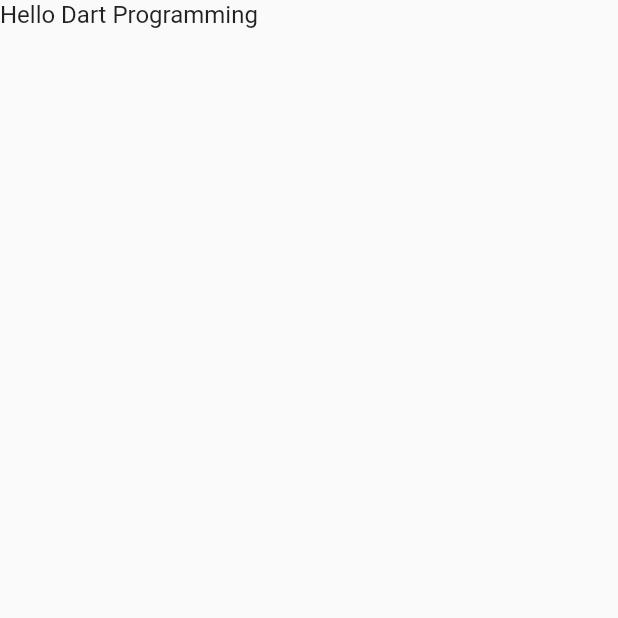
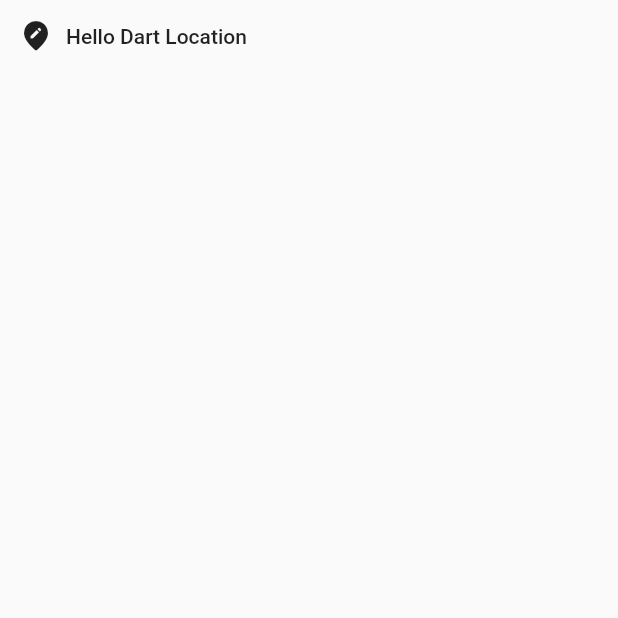
Before and after one commit to Athanasius-Gadosey/world-time-app, a Flutter app: the screen it shows after launch, on a phone screen of 412 x 824 dp, the top half of it. Run offline on Flutter 3.47's test engine with Material 2 defaults, Android fonts, the phone set to English and light mode, and no system bars.

Commit message:
maps and routing created

```diff
--- a/lib/screens/home.dart
+++ b/lib/screens/home.dart
@@ -12,9 +12,16 @@ class _HomepageState extends State<Homepage> {
   Widget build(BuildContext context) {
     return Scaffold(
       body: SafeArea(
-        child: Text(
-          'Hello Dart Programming',
-          style: TextStyle(fontSize: 16.0),
+        child: Column(
+          children: <Widget>[
+            FlatButton.icon(
+              onPressed: () {
+                Navigator.pushNamed(context, '/choose_location');
+              },
+              icon: Icon(Icons.edit_location_rounded),
+              label: Text('Hello Dart Location'),
+            )
+          ],
         ),
       ),
     );
--- a/lib/screens/loading.dart
+++ b/lib/screens/loading.dart
@@ -10,6 +10,6 @@ class LoadingScreen extends StatefulWidget {
 class _LoadingScreenState extends State<LoadingScreen> {
   @override
   Widget build(BuildContext context) {
-    return Container();
+    return Scaffold();
   }
 }
```
Also changed, not shown: lib/main.dart (+10 -1 lines), lib/screens/choose_location.dart (+7 -1 lines).
